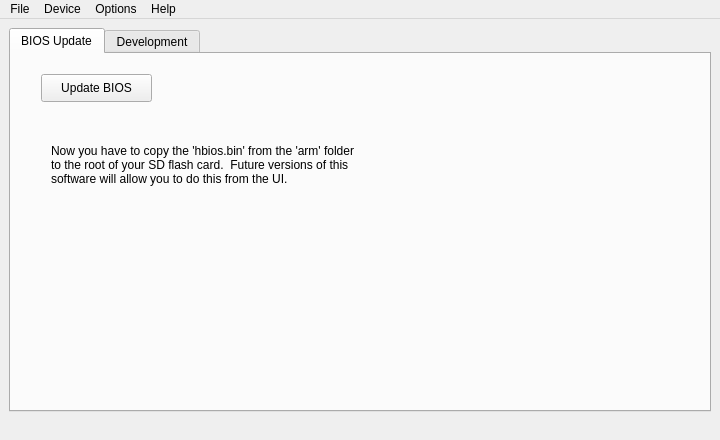
Old version of the form harmonycartwindow.ui in the repository sa666666/harmonycart.
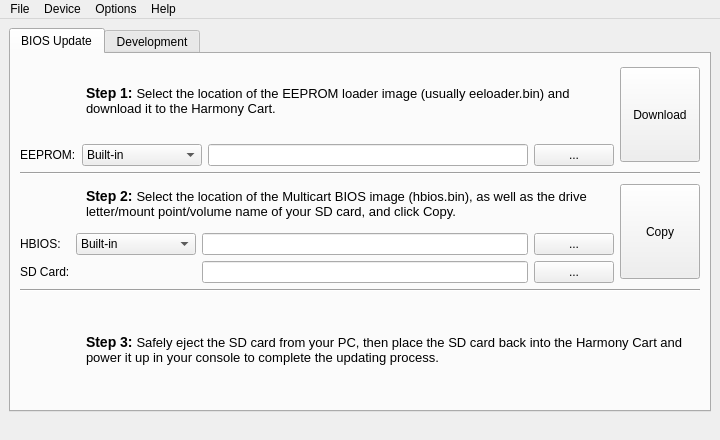
New version of the form. Icons and pictures are not drawn.

Commit message: First pass at the 'BIOS Update' tab.  The buttons don't actually do anything yet.

Patch:
```diff
--- a/harmonycartwindow.ui
+++ b/harmonycartwindow.ui
@@ -42,8 +42,14 @@
   </property>
   <widget class="QWidget" name="centralwidget">
    <layout class="QGridLayout" name="gridLayout">
-    <item row="1" column="0">
+    <item row="0" column="0">
      <widget class="QTabWidget" name="tabWidget">
+      <property name="sizePolicy">
+       <sizepolicy hsizetype="Minimum" vsizetype="Expanding">
+        <horstretch>0</horstretch>
+        <verstretch>0</verstretch>
+       </sizepolicy>
+      </property>
       <property name="minimumSize">
        <size>
         <width>701</width>
@@ -57,37 +63,413 @@
        <attribute name="title">
         <string>BIOS Update</string>
        </attribute>
-       <widget class="QPushButton" name="updateBIOSButton">
-        <property name="geometry">
-         <rect>
-          <x>30</x>
-          <y>20</y>
-          <width>111</width>
-          <height>28</height>
-         </rect>
-        </property>
-        <property name="text">
-         <string>Update BIOS</string>
-        </property>
-       </widget>
-       <widget class="QLabel" name="label_5">
-        <property name="geometry">
-         <rect>
-          <x>40</x>
-          <y>90</y>
-          <width>391</width>
-          <height>71</height>
-         </rect>
-        </property>
-        <property name="text">
-         <string>Now you have to copy the 'hbios.bin' from the 'arm' folder
-to the root of your SD flash card.  Future versions of this
-software will allow you to do this from the UI.</string>
-        </property>
-        <property name="alignment">
-         <set>Qt::AlignLeading|Qt::AlignLeft|Qt::AlignTop</set>
-        </property>
-       </widget>
+       <layout class="QVBoxLayout" name="verticalLayout_3">
+        <item>
+         <layout class="QGridLayout" name="gridLayout_3">
+          <item row="0" column="0">
+           <layout class="QHBoxLayout" name="horizontalLayout_7">
+            <item>
+             <widget class="QLabel" name="label_7">
+              <property name="minimumSize">
+               <size>
+                <width>60</width>
+                <height>43</height>
+               </size>
+              </property>
+              <property name="maximumSize">
+               <size>
+                <width>60</width>
+                <height>43</height>
+               </size>
+              </property>
+              <property name="text">
+               <string/>
+              </property>
+              <property name="pixmap">
+               <pixmap resource="resources.qrc">:/icons/pics/romchip.png</pixmap>
+              </property>
+             </widget>
+            </item>
+            <item>
+             <widget class="QLabel" name="label_8">
+              <property name="minimumSize">
+               <size>
+                <width>525</width>
+                <height>0</height>
+               </size>
+              </property>
+              <property name="text">
+               <string>&lt;!DOCTYPE HTML PUBLIC &quot;-//W3C//DTD HTML 4.0//EN&quot; &quot;http://www.w3.org/TR/REC-html40/strict.dtd&quot;&gt;
+&lt;html&gt;&lt;head&gt;&lt;meta name=&quot;qrichtext&quot; content=&quot;1&quot; /&gt;&lt;style type=&quot;text/css&quot;&gt;
+p, li { white-space: pre-wrap; }
+&lt;/style&gt;&lt;/head&gt;&lt;body style=&quot; font-family:'DejaVu Sans'; font-size:10pt; font-weight:400; font-style:normal;&quot;&gt;
+&lt;p style=&quot; margin-top:0px; margin-bottom:0px; margin-left:0px; margin-right:0px; -qt-block-indent:0; text-indent:0px;&quot;&gt;&lt;span style=&quot; font-size:large; font-weight:600;&quot;&gt;Step 1: &lt;/span&gt;Select the location of the EEPROM loader image (usually eeloader.bin) and download it to the Harmony Cart.&lt;/p&gt;&lt;/body&gt;&lt;/html&gt;</string>
+              </property>
+              <property name="alignment">
+               <set>Qt::AlignLeading|Qt::AlignLeft|Qt::AlignVCenter</set>
+              </property>
+              <property name="wordWrap">
+               <bool>true</bool>
+              </property>
+             </widget>
+            </item>
+           </layout>
+          </item>
+          <item row="0" column="1" rowspan="2">
+           <widget class="QPushButton" name="updateBIOSButton">
+            <property name="sizePolicy">
+             <sizepolicy hsizetype="Fixed" vsizetype="Fixed">
+              <horstretch>0</horstretch>
+              <verstretch>0</verstretch>
+             </sizepolicy>
+            </property>
+            <property name="minimumSize">
+             <size>
+              <width>75</width>
+              <height>95</height>
+             </size>
+            </property>
+            <property name="text">
+             <string>Download</string>
+            </property>
+           </widget>
+          </item>
+          <item row="1" column="0">
+           <layout class="QHBoxLayout" name="horizontalLayout_5">
+            <item>
+             <widget class="QLabel" name="label_9">
+              <property name="text">
+               <string>EEPROM:</string>
+              </property>
+             </widget>
+            </item>
+            <item>
+             <widget class="QComboBox" name="comboBox">
+              <property name="minimumSize">
+               <size>
+                <width>120</width>
+                <height>0</height>
+               </size>
+              </property>
+              <item>
+               <property name="text">
+                <string>Built-in</string>
+               </property>
+              </item>
+              <item>
+               <property name="text">
+                <string>User-defined</string>
+               </property>
+              </item>
+             </widget>
+            </item>
+            <item>
+             <layout class="QHBoxLayout" name="horizontalLayout_6">
+              <item>
+               <widget class="QLineEdit" name="romFileEdit_2">
+                <property name="sizePolicy">
+                 <sizepolicy hsizetype="Expanding" vsizetype="Fixed">
+                  <horstretch>0</horstretch>
+                  <verstretch>0</verstretch>
+                 </sizepolicy>
+                </property>
+                <property name="maximumSize">
+                 <size>
+                  <width>592</width>
+                  <height>29</height>
+                 </size>
+                </property>
+                <property name="readOnly">
+                 <bool>true</bool>
+                </property>
+                <property name="tabChangesFocus" stdset="0">
+                 <bool>true</bool>
+                </property>
+               </widget>
+              </item>
+              <item>
+               <widget class="QPushButton" name="openEEPROMButton">
+                <property name="text">
+                 <string>...</string>
+                </property>
+               </widget>
+              </item>
+             </layout>
+            </item>
+           </layout>
+          </item>
+         </layout>
+        </item>
+        <item>
+         <widget class="Line" name="line">
+          <property name="orientation">
+           <enum>Qt::Horizontal</enum>
+          </property>
+         </widget>
+        </item>
+        <item>
+         <layout class="QGridLayout" name="gridLayout_5">
+          <item row="0" column="0">
+           <layout class="QHBoxLayout" name="horizontalLayout_8">
+            <item>
+             <widget class="QLabel" name="label_10">
+              <property name="minimumSize">
+               <size>
+                <width>60</width>
+                <height>43</height>
+               </size>
+              </property>
+              <property name="maximumSize">
+               <size>
+                <width>60</width>
+                <height>43</height>
+               </size>
+              </property>
+              <property name="text">
+               <string/>
+              </property>
+              <property name="pixmap">
+               <pixmap resource="resources.qrc">:/icons/pics/sdcard.png</pixmap>
+              </property>
+             </widget>
+            </item>
+            <item>
+             <widget class="QLabel" name="label_11">
+              <property name="minimumSize">
+               <size>
+                <width>525</width>
+                <height>0</height>
+               </size>
+              </property>
+              <property name="text">
+               <string>&lt;!DOCTYPE HTML PUBLIC &quot;-//W3C//DTD HTML 4.0//EN&quot; &quot;http://www.w3.org/TR/REC-html40/strict.dtd&quot;&gt;
+&lt;html&gt;&lt;head&gt;&lt;meta name=&quot;qrichtext&quot; content=&quot;1&quot; /&gt;&lt;style type=&quot;text/css&quot;&gt;
+p, li { white-space: pre-wrap; }
+&lt;/style&gt;&lt;/head&gt;&lt;body style=&quot; font-family:'DejaVu Sans'; font-size:10pt; font-weight:400; font-style:normal;&quot;&gt;
+&lt;p style=&quot; margin-top:0px; margin-bottom:0px; margin-left:0px; margin-right:0px; -qt-block-indent:0; text-indent:0px;&quot;&gt;&lt;span style=&quot; font-size:large; font-weight:600;&quot;&gt;Step 2: &lt;/span&gt;Select the location of the Multicart BIOS image (hbios.bin), as well as the drive letter/mount point/volume name of your SD card, and click Copy.&lt;/p&gt;&lt;/body&gt;&lt;/html&gt;</string>
+              </property>
+              <property name="alignment">
+               <set>Qt::AlignLeading|Qt::AlignLeft|Qt::AlignVCenter</set>
+              </property>
+              <property name="wordWrap">
+               <bool>true</bool>
+              </property>
+             </widget>
+            </item>
+           </layout>
+          </item>
+          <item row="0" column="1" rowspan="2">
+           <widget class="QPushButton" name="copyHBIOSButton">
+            <property name="sizePolicy">
+             <sizepolicy hsizetype="Fixed" vsizetype="Fixed">
+              <horstretch>0</horstretch>
+              <verstretch>0</verstretch>
+             </sizepolicy>
+            </property>
+            <property name="minimumSize">
+             <size>
+              <width>75</width>
+              <height>95</height>
+             </size>
+            </property>
+            <property name="text">
+             <string>Copy</string>
+            </property>
+           </widget>
+          </item>
+          <item row="1" column="0">
+           <layout class="QHBoxLayout" name="horizontalLayout_9">
+            <item>
+             <layout class="QGridLayout" name="gridLayout_4">
+              <item row="0" column="0">
+               <widget class="QLabel" name="label_12">
+                <property name="text">
+                 <string>HBIOS: </string>
+                </property>
+               </widget>
+              </item>
+              <item row="0" column="1">
+               <widget class="QComboBox" name="comboBox_2">
+                <property name="sizePolicy">
+                 <sizepolicy hsizetype="Minimum" vsizetype="Fixed">
+                  <horstretch>0</horstretch>
+                  <verstretch>0</verstretch>
+                 </sizepolicy>
+                </property>
+                <property name="minimumSize">
+                 <size>
+                  <width>120</width>
+                  <height>0</height>
+                 </size>
+                </property>
+                <item>
+                 <property name="text">
+                  <string>Built-in</string>
+                 </property>
+                </item>
+                <item>
+                 <property name="text">
+                  <string>User-defined</string>
+                 </property>
+                </item>
+               </widget>
+              </item>
+              <item row="1" column="0">
+               <widget class="QLabel" name="label_13">
+                <property name="text">
+                 <string>SD Card:</string>
+                </property>
+               </widget>
+              </item>
+              <item row="1" column="1">
+               <spacer name="horizontalSpacer_2">
+                <property name="orientation">
+                 <enum>Qt::Horizontal</enum>
+                </property>
+                <property name="sizeType">
+                 <enum>QSizePolicy::Fixed</enum>
+                </property>
+                <property name="sizeHint" stdset="0">
+                 <size>
+                  <width>98</width>
+                  <height>20</height>
+                 </size>
+                </property>
+               </spacer>
+              </item>
+             </layout>
+            </item>
+            <item>
+             <layout class="QVBoxLayout" name="verticalLayout_2">
+              <item>
+               <layout class="QHBoxLayout" name="horizontalLayout_10">
+                <item>
+                 <widget class="QLineEdit" name="romFileEdit_3">
+                  <property name="sizePolicy">
+                   <sizepolicy hsizetype="Expanding" vsizetype="Fixed">
+                    <horstretch>0</horstretch>
+                    <verstretch>0</verstretch>
+                   </sizepolicy>
+                  </property>
+                  <property name="maximumSize">
+                   <size>
+                    <width>592</width>
+                    <height>29</height>
+                   </size>
+                  </property>
+                  <property name="readOnly">
+                   <bool>true</bool>
+                  </property>
+                  <property name="tabChangesFocus" stdset="0">
+                   <bool>true</bool>
+                  </property>
+                 </widget>
+                </item>
+                <item>
+                 <widget class="QPushButton" name="openHBIOSButton">
+                  <property name="text">
+                   <string>...</string>
+                  </property>
+                 </widget>
+                </item>
+               </layout>
+              </item>
+              <item>
+               <layout class="QHBoxLayout" name="horizontalLayout_12">
+                <item>
+                 <widget class="QLineEdit" name="romFileEdit_4">
+                  <property name="sizePolicy">
+                   <sizepolicy hsizetype="Expanding" vsizetype="Fixed">
+                    <horstretch>0</horstretch>
+                    <verstretch>0</verstretch>
+                   </sizepolicy>
+                  </property>
+                  <property name="maximumSize">
+                   <size>
+                    <width>592</width>
+                    <height>29</height>
+                   </size>
+                  </property>
+                  <property name="readOnly">
+                   <bool>true</bool>
+                  </property>
+                  <property name="tabChangesFocus" stdset="0">
+                   <bool>true</bool>
+                  </property>
+                 </widget>
+                </item>
+                <item>
+                 <widget class="QPushButton" name="openSDMountButton">
+                  <property name="text">
+                   <string>...</string>
+                  </property>
+                 </widget>
+                </item>
+               </layout>
+              </item>
+             </layout>
+            </item>
+           </layout>
+          </item>
+         </layout>
+        </item>
+        <item>
+         <widget class="Line" name="line_2">
+          <property name="orientation">
+           <enum>Qt::Horizontal</enum>
+          </property>
+         </widget>
+        </item>
+        <item>
+         <layout class="QHBoxLayout" name="horizontalLayout_11">
+          <item>
+           <widget class="QLabel" name="label_14">
+            <property name="minimumSize">
+             <size>
+              <width>60</width>
+              <height>70</height>
+             </size>
+            </property>
+            <property name="maximumSize">
+             <size>
+              <width>60</width>
+              <height>70</height>
+             </size>
+            </property>
+            <property name="text">
+             <string/>
+            </property>
+            <property name="pixmap">
+             <pixmap resource="resources.qrc">:/icons/pics/cart_tiny.png</pixmap>
+            </property>
+           </widget>
+          </item>
+          <item>
+           <widget class="QLabel" name="label_15">
+            <property name="minimumSize">
+             <size>
+              <width>525</width>
+              <height>0</height>
+             </size>
+            </property>
+            <property name="text">
+             <string>&lt;!DOCTYPE HTML PUBLIC &quot;-//W3C//DTD HTML 4.0//EN&quot; &quot;http://www.w3.org/TR/REC-html40/strict.dtd&quot;&gt;
+&lt;html&gt;&lt;head&gt;&lt;meta name=&quot;qrichtext&quot; content=&quot;1&quot; /&gt;&lt;style type=&quot;text/css&quot;&gt;
+p, li { white-space: pre-wrap; }
+&lt;/style&gt;&lt;/head&gt;&lt;body style=&quot; font-family:'DejaVu Sans'; font-size:10pt; font-weight:400; font-style:normal;&quot;&gt;
+&lt;p style=&quot; margin-top:0px; margin-bottom:0px; margin-left:0px; margin-right:0px; -qt-block-indent:0; text-indent:0px;&quot;&gt;&lt;span style=&quot; font-size:large; font-weight:600;&quot;&gt;Step 3: &lt;/span&gt;Safely eject the SD card from your PC, then place the SD card back into the Harmony Cart and power it up in your console to complete the updating process.&lt;/p&gt;&lt;/body&gt;&lt;/html&gt;</string>
+            </property>
+            <property name="alignment">
+             <set>Qt::AlignLeading|Qt::AlignLeft|Qt::AlignVCenter</set>
+            </property>
+            <property name="wordWrap">
+             <bool>true</bool>
+            </property>
+           </widget>
+          </item>
+         </layout>
+        </item>
+       </layout>
       </widget>
       <widget class="QWidget" name="devTab">
        <attribute name="title">
```
The commit also changes 3 other files.
